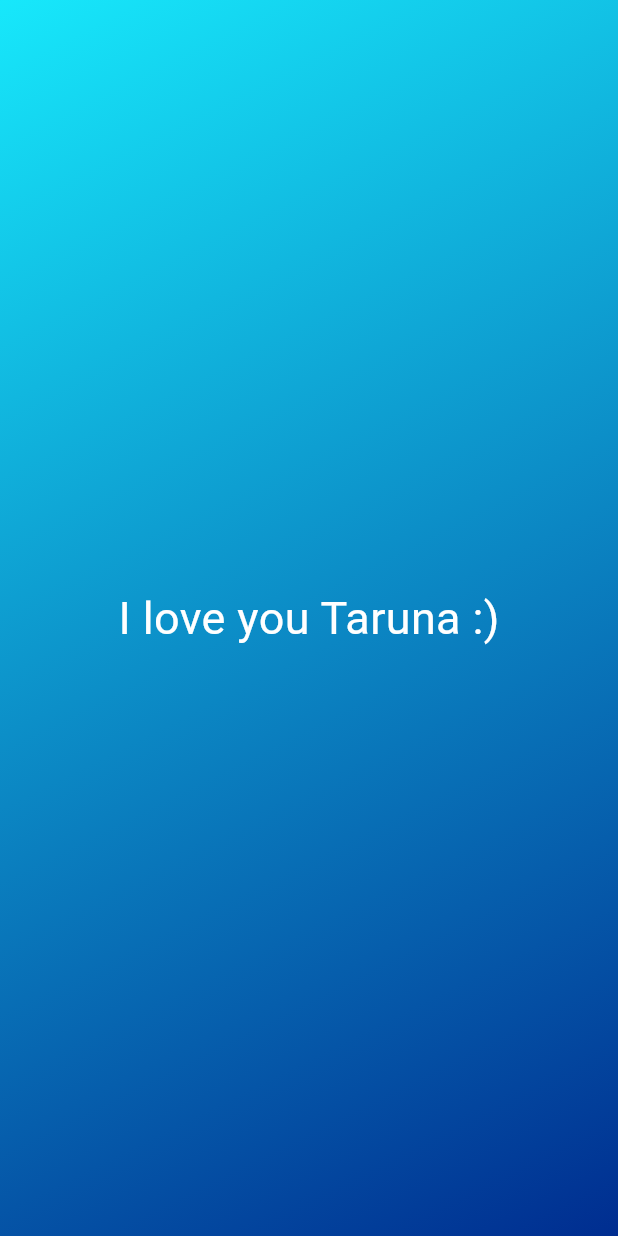
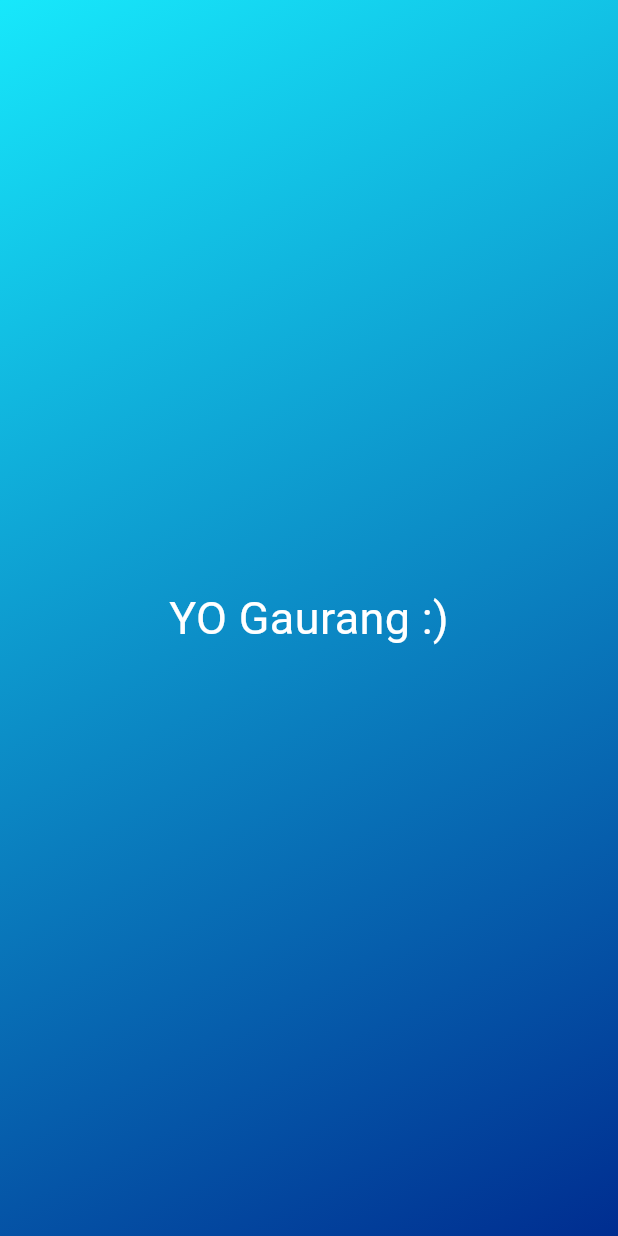
Before and after one commit to heimdel/heimdell_app, a Flutter app: the screen it shows after launch, on a phone screen of 412 x 824 dp. Run offline on Flutter 3.47's test engine with Material 3 defaults, Android fonts, the light colour scheme and no system bars.

Commit message:
understanding Variables in Dart Flutter

```diff
--- a/lib/gradient_container.dart
+++ b/lib/gradient_container.dart
@@ -1,6 +1,9 @@
 import 'package:flutter/material.dart';
 
 import 'package:heimdell_app/style_text.dart';
+
+var startAlignment = Alignment.topLeft;
+var endAlignment = Alignment.bottomRight;
 
 class GradientContainer extends StatelessWidget {
   const GradientContainer({super.key});
@@ -8,14 +11,14 @@ class GradientContainer extends StatelessWidget {
   @override
   Widget build(context) {
     return Container(
-      decoration: const BoxDecoration(
+      decoration: BoxDecoration(
         gradient: LinearGradient(
-          colors: [
+          colors: const [
             Color.fromARGB(255, 23, 232, 251),
             Color.fromARGB(255, 0, 45, 144),
           ],
-          begin: Alignment.topLeft,
-          end: Alignment.bottomRight,
+          begin: startAlignment,
+          end: endAlignment,
         ),
       ),
       child: const Center(child: StyleText()),
--- a/lib/style_text.dart
+++ b/lib/style_text.dart
@@ -6,7 +6,7 @@ class StyleText extends StatelessWidget {
   @override
   Widget build(context) {
     return const Text(
-      'I love you Taruna :)',
+      'YO Gaurang :)',
       style: TextStyle(color: Colors.white, fontSize: 30),
     );
   }
```
